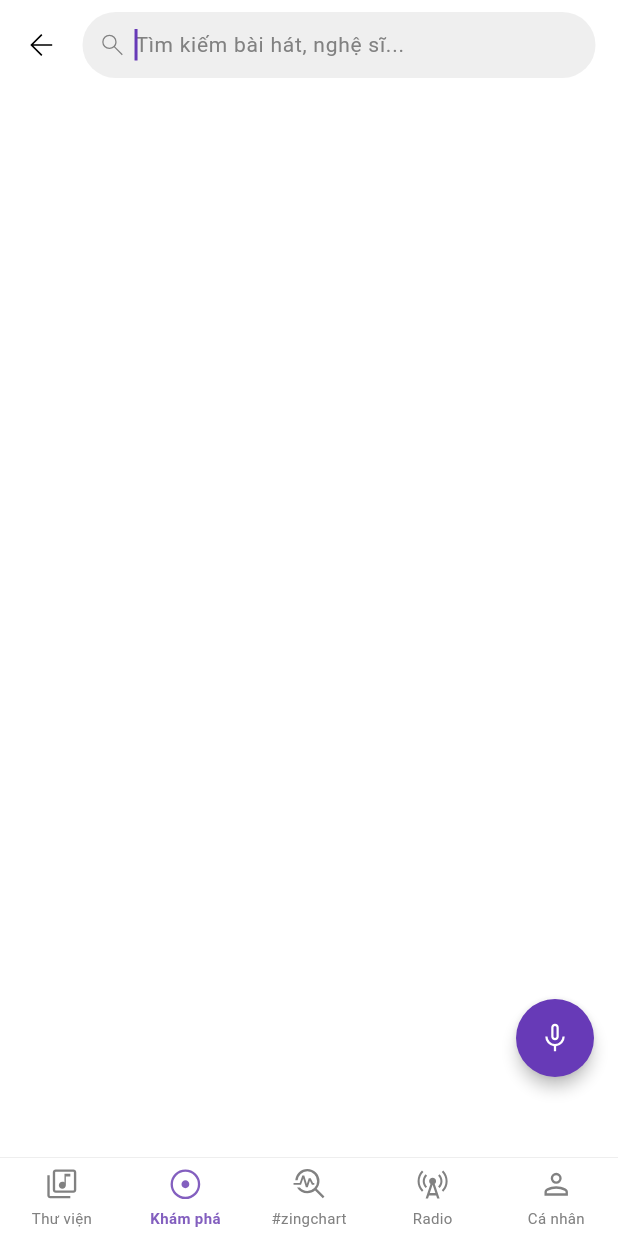
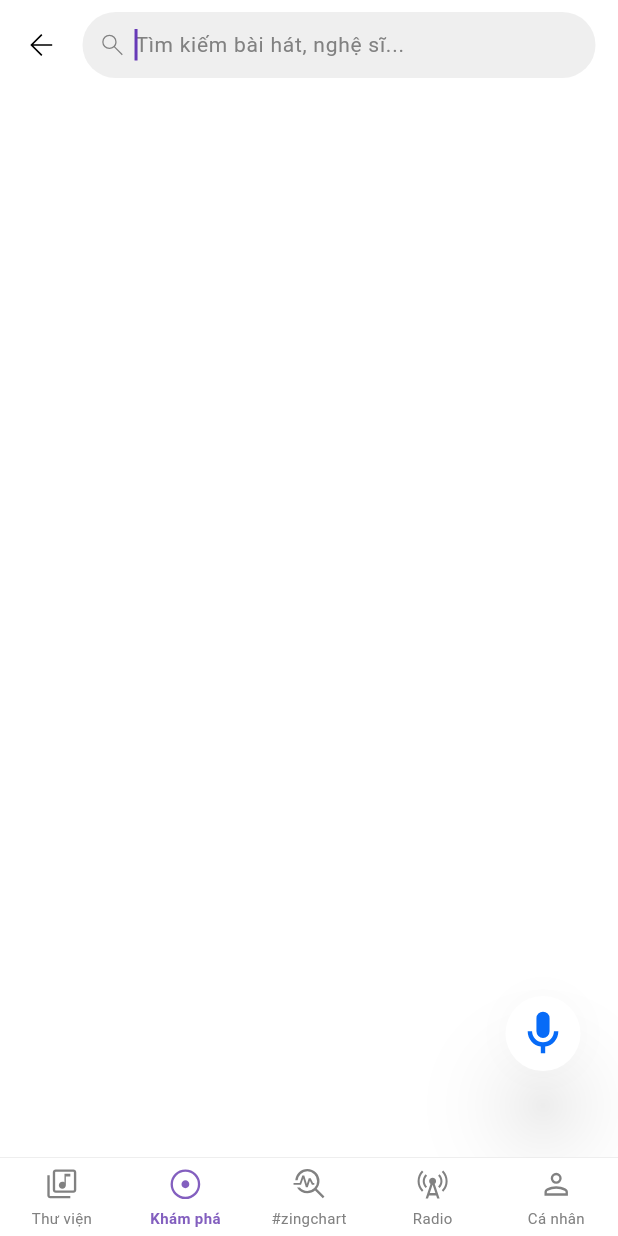
Before and after one commit to LinhAndroidDev/Music-App-Flutter, a Flutter app: the SearchPage screen opened by its route, on a phone screen of 412 x 824 dp. Run offline on Flutter 3.47's test engine with Material 3 defaults, Android fonts, the phone set to English and light mode, and no system bars; our stand-ins replace audio_service, cached_network_image, cloud_firestore, firebase_auth, firebase_core, flutter_svg and 7 more; missing offline and left inert: audio_session; accounts and stored records are empty; generated files the repository leaves out were written again; statements that could not run were skipped.

Commit message:
fix shadow mini player and FTB micro

```diff
--- /dev/null
+++ b/lib/core/network/configure_dev_http_overrides.dart
@@ -0,0 +1,2 @@
+export 'configure_dev_http_overrides_stub.dart'
+    if (dart.library.io) 'configure_dev_http_overrides_io.dart';
--- /dev/null
+++ b/lib/core/network/configure_dev_http_overrides_stub.dart
@@ -0,0 +1 @@
+void configureDevHttpOverrides() {}
--- /dev/null
+++ b/lib/core/widgets/chrome_top_shadow.dart
@@ -0,0 +1,114 @@
+import 'package:flutter/material.dart';
+
+/// ServiceMusic search mic FAB — circular [Material] shadow only (no rectangular overlay).
+class VoiceSearchFab extends StatelessWidget {
+  const VoiceSearchFab({
+    super.key,
+    required this.onTap,
+    required this.icon,
+  });
+
+  final VoidCallback onTap;
+  final Widget icon;
+
+  static const _fabSize = 50.0;
+
+  /// Room for elevation above/sides; bottom edge aligns with [Positioned.bottom].
+  static const _shadowOverflowTop = 22.0;
+  static const _shadowOverflowSides = 10.0;
+
+  @override
+  Widget build(BuildContext context) {
+    return Padding(
+      padding: const EdgeInsets.only(
+        left: _shadowOverflowSides,
+        top: _shadowOverflowTop,
+        right: _shadowOverflowSides,
+      ),
+      child: Material(
+        elevation: 24,
+        shadowColor: const Color(0x73000000),
+        color: Colors.white,
+        shape: const CircleBorder(),
+        child: InkWell(
+          customBorder: const CircleBorder(),
+          onTap: onTap,
+          child: SizedBox(
+            width: _fabSize,
+            height: _fabSize,
+            child: Center(child: icon),
+          ),
+        ),
+      ),
+    );
+  }
+}
+
+/// White card at full width; shadow layer bleeds horizontally without shrinking margins.
+class ChromeRoundedCardShadow extends StatelessWidget {
+  const ChromeRoundedCardShadow({
+    super.key,
+    required this.height,
+    required this.borderRadius,
+    required this.child,
+    this.shadowBleed = 8,
+  });
+
+  final double height;
+  final double borderRadius;
+  final Widget child;
+  final double shadowBleed;
+
+  /// Extends the shadow plate above the card (uses [_cardTopInset] dead zone).
+  static const shadowExtendTop = 12.0;
+  static const shadowExtendBottom = 4.0;
+
+  @override
+  Widget build(BuildContext context) {
+    final radius = BorderRadius.circular(borderRadius);
+    return SizedBox(
+      height: height,
+      width: double.infinity,
+      child: Stack(
+        clipBehavior: Clip.none,
+        children: [
+          Positioned(
+            left: -shadowBleed,
+            right: -shadowBleed,
+            top: -shadowExtendTop,
+            bottom: -shadowExtendBottom,
+            child: IgnorePointer(
+              child: DecoratedBox(
+                decoration: BoxDecoration(
+                  borderRadius: radius,
+                  color: const Color(0x01FFFFFF),
+                  boxShadow: const [
+                    BoxShadow(
+                      color: Color(0x28000000),
+                      blurRadius: 14,
+                      spreadRadius: 0,
+                      offset: Offset(0, 3),
+                    ),
+                  ],
+                ),
+                child: const SizedBox.expand(),
+              ),
+            ),
+          ),
+          Material(
+            elevation: 0,
+            shadowColor: Colors.transparent,
+            borderRadius: radius,
+            color: Colors.white,
+            clipBehavior: Clip.antiAlias,
+            child: SizedBox(
+              height: height,
+              width: double.infinity,
+              child: child,
+            ),
+          ),
+        ],
+      ),
+    );
+  }
+}
--- a/lib/main.dart
+++ b/lib/main.dart
@@ -4,6 +4,7 @@ import 'package:get/get.dart';
 
 import 'app/app_pages.dart';
 import 'app/initial_binding.dart';
+import 'core/network/configure_dev_http_overrides.dart';
 import 'core/l10n/l10n.dart';
 import 'core/theme/app_theme.dart';
 import 'firebase_options.dart';
@@ -13,6 +14,7 @@ import 'modules/player/app_player_shell.dart';
 
 Future<void> main() async {
   WidgetsFlutterBinding.ensureInitialized();
+  configureDevHttpOverrides();
   await Firebase.initializeApp(
     options: DefaultFirebaseOptions.currentPlatform,
   );
--- a/lib/modules/search/search_page.dart
+++ b/lib/modules/search/search_page.dart
@@ -8,9 +8,11 @@ import '../../core/navigation/app_navigation_route.dart';
 import '../../core/playback/playback_controller.dart';
 import '../../core/theme/app_colors.dart';
 import '../../core/widgets/app_icon.dart';
+import '../../core/widgets/chrome_top_shadow.dart';
 import '../../data/models/song.dart';
 import '../library/utils/library_playback.dart';
 import '../player/app_player_shell.dart';
+import '../player/music_player_coordinator.dart';
 import '../player/show_song_options.dart';
 import 'search_controller.dart';
 import 'widgets/search_chip_section.dart';
@@ -27,9 +29,15 @@ class SearchPage extends GetView<MusicSearchController> {
     final l10n = context.l10n;
     return Scaffold(
       backgroundColor: AppColors.white,
+      // Keep full-height layout so the mic FAB tracks IME like ServiceMusic translationY.
+      resizeToAvoidBottomInset: false,
       body: SafeArea(
         bottom: false,
+        child: MediaQuery.removePadding(
+          context: context,
+          removeBottom: true,
           child: Stack(
+            clipBehavior: Clip.none,
             children: [
             Column(
               crossAxisAlignment: CrossAxisAlignment.stretch,
@@ -38,9 +46,9 @@ class SearchPage extends GetView<MusicSearchController> {
                   padding: const EdgeInsets.fromLTRB(0, 8, 15, 10),
                   child: Row(
                     children: [
-                      InkWell(
+                      const InkWell(
                         onTap: AppNavigate.back,
-                        child: const Padding(
+                        child: Padding(
                           padding: EdgeInsets.symmetric(horizontal: 15),
                           child: AppIcon(AppAssets.icBackThin, size: 25, color: AppColors.black),
                         ),
@@ -109,30 +117,28 @@ class SearchPage extends GetView<MusicSearchController> {
             ),
             Obx(() {
               Get.find<PlaybackController>().playbackState.value;
+              Get.find<AppNavigationRoute>().currentRoute.value;
               Get.find<AppNavigationRoute>().modalRouteCount.value;
-              final clearance = _microFabClearance(context);
+              MediaQuery.viewInsetsOf(context).bottom;
+              final bottom = _microFabBottom(context);
               return Positioned(
-                right: 16,
-                bottom: clearance,
-                child: Material(
-                  color: AppColors.purple1,
-                  shape: const CircleBorder(),
-                  elevation: 4,
-                  child: InkWell(
-                    customBorder: const CircleBorder(),
+                right: 15,
+                bottom: bottom,
+                child: VoiceSearchFab(
                   onTap: () => VoiceSearchDialog.show(
                     context,
                     onResult: controller.setQueryFromVoice,
                   ),
-                    child: const Padding(
-                      padding: EdgeInsets.all(14),
-                      child: AppIcon(AppAssets.icMicro, size: 24, color: AppColors.white),
-                    ),
+                  icon: const AppIcon(
+                    AppAssets.icMicroFill,
+                    size: 35,
+                    color: AppColors.blue,
                   ),
                 ),
               );
             }),
           ],
+          ),
         ),
       ),
     );
@@ -143,25 +149,33 @@ class SearchPage extends GetView<MusicSearchController> {
   }
 
   double _listBottomPadding(BuildContext context) {
+    return _chromeOverlayHeight(context) + 8;
+  }
+
+  /// Offset from physical bottom (see [MediaQuery.removePadding] on search [Stack]).
+  double _microFabBottom(BuildContext context) {
+    const gapAboveChrome = 12.0;
+    final ime = MediaQuery.viewInsetsOf(context).bottom;
+    if (ime > 0) {
+      return gapAboveChrome + ime;
+    }
+    return gapAboveChrome + _chromeOverlayHeight(context);
+  }
+
+  double _chromeOverlayHeight(BuildContext context) {
     final nav = Get.find<AppNavigationRoute>();
     final playback = Get.find<PlaybackController>();
-    final showBottomBar = nav.showsAppChrome;
+    final coordinator = Get.find<MusicPlayerCoordinator>();
+    if (!nav.showsAppChrome || coordinator.isOpen.value) {
+      return 0;
+    }
     final state = playback.playbackState.value;
-    final showMiniBar = showBottomBar &&
-        state.hasActivePlayer &&
-        state.currentSong != null;
+    final showMiniBar =
+        state.hasActivePlayer && state.currentSong != null;
     return AppPlayerShell.bottomContentInset(
       context,
-          showBottomBar: showBottomBar,
+      showBottomBar: true,
       showMiniBar: showMiniBar,
-        ) +
-        8;
-  }
-
-  double _microFabClearance(BuildContext context) {
-    const extra = 8.0;
-    final ime = MediaQuery.viewInsetsOf(context).bottom;
-    final chrome = _listBottomPadding(context) - 8;
-    return extra + (ime > chrome ? ime : chrome);
+    );
   }
 }
```
Also changed, not shown: lib/core/network/configure_dev_http_overrides_io.dart (added, +18 -0 lines), lib/modules/player/widgets/mini_player_bar.dart (+3 -8 lines), lib/modules/search/widgets/voice_search_dialog.dart (+24 -41 lines), 5 other files. Lines whose indentation alone changed are shown as unchanged.
